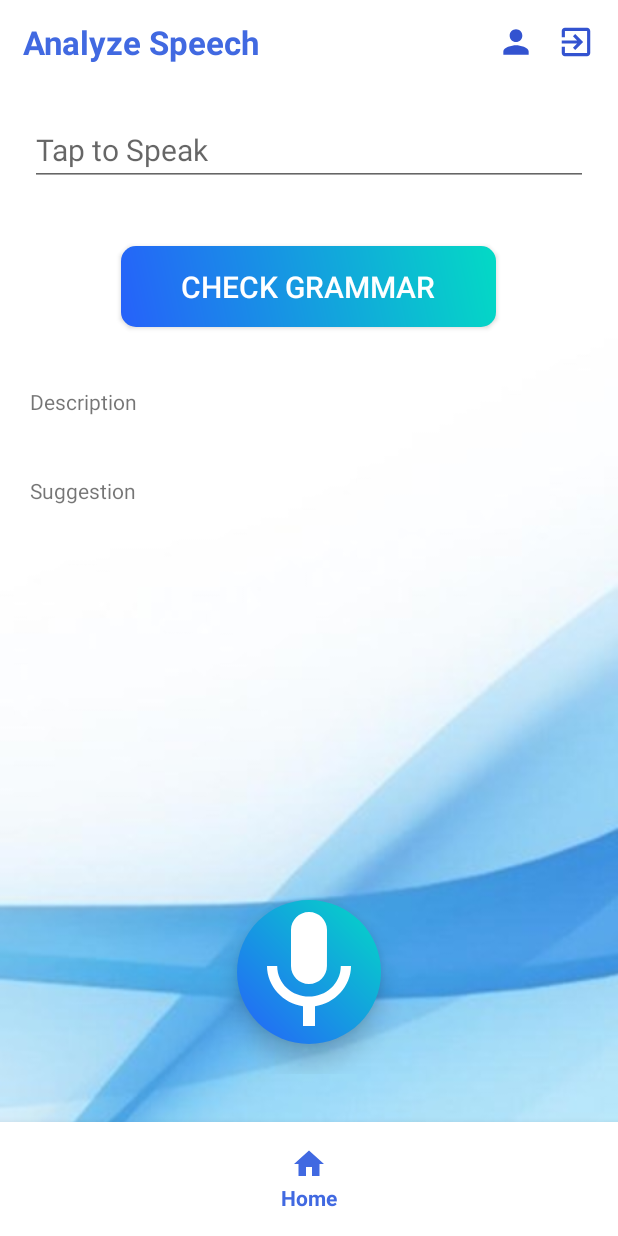
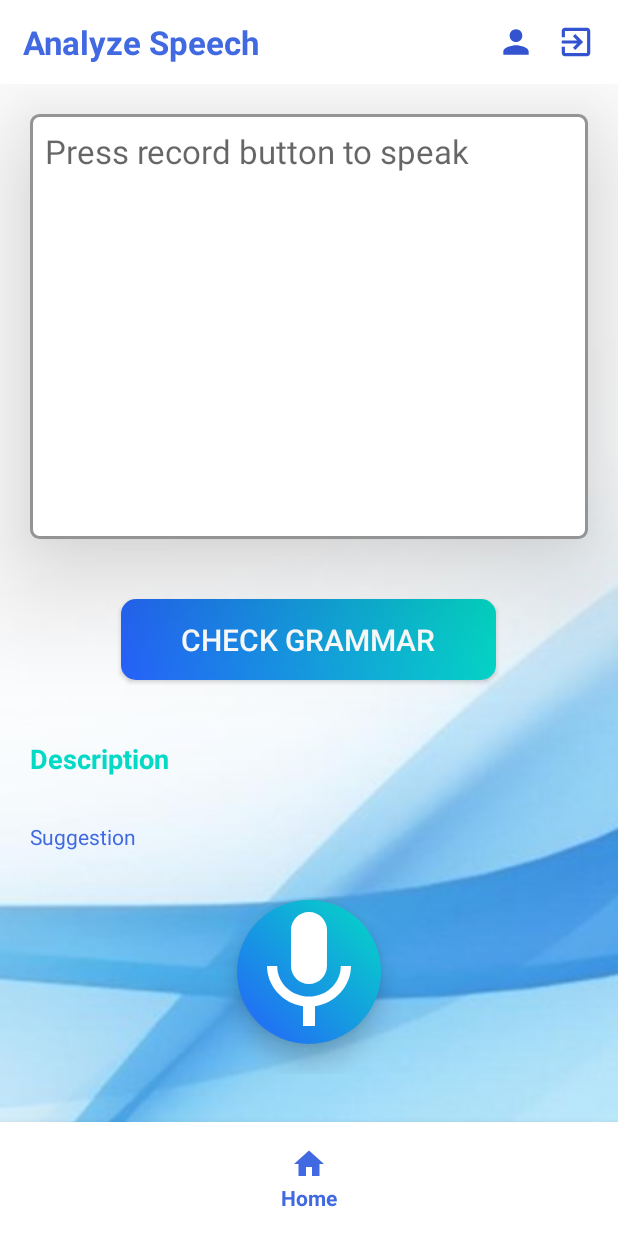
Before and after one commit to AyushBajgai/Final-Year-Project, an Android app: the screen it shows after launch (dashboard), after a tap on "Analyze Speech", on a phone screen of 412 x 824 dp. Run offline under Robolectric (Android 15) with nearby library versions, the phone set to English and light mode, and no system bars; our stand-ins replace Firebase (no records; nobody signed in at launch, a user with empty details on screens opened directly); libraries missing offline, so code that uses them is left out: com.itextpdf.text.

Commit message:
Working on UI

```diff
--- a/FinalYearProject/app/src/main/java/com/example/finalyearproject/fragment_profile.java
+++ b/FinalYearProject/app/src/main/java/com/example/finalyearproject/fragment_profile.java
@@ -69,8 +69,6 @@ public class fragment_profile extends Fragment {
                     email_txt.setText(email);
                     address_txt.setText(address);
                     phone_txt.setText(contactNo);
-
-
                 }
             }
 
--- /dev/null
+++ b/FinalYearProject/app/src/main/res/drawable/analyze_txt.xml
@@ -0,0 +1,15 @@
+<?xml version="1.0" encoding="utf-8"?>
+<selector xmlns:android="http://schemas.android.com/apk/res/android"
+    android:layout_height="wrap_content"
+    android:layout_width="wrap_content">
+    <item>
+        <shape android:shape="rectangle">
+            <solid android:color="#ffffff"/>
+            <corners android:radius="5dp" />
+            <stroke
+                android:width="2dp"
+                android:color="#949494"
+                />
+        </shape>
+    </item>
+</selector>
--- /dev/null
+++ b/FinalYearProject/app/src/main/res/drawable/ic_delete.xml
@@ -0,0 +1,5 @@
+<vector android:height="24dp" android:tint="#FF0000"
+    android:viewportHeight="24" android:viewportWidth="24"
+    android:width="24dp" xmlns:android="http://schemas.android.com/apk/res/android">
+    <path android:fillColor="@android:color/white" android:pathData="M6,19c0,1.1 0.9,2 2,2h8c1.1,0 2,-0.9 2,-2V7H6v12zM19,4h-3.5l-1,-1h-5l-1,1H5v2h14V4z"/>
+</vector>
--- a/FinalYearProject/app/src/main/res/layout/fragment_analyze_speech.xml
+++ b/FinalYearProject/app/src/main/res/layout/fragment_analyze_speech.xml
@@ -3,6 +3,7 @@
     xmlns:tools="http://schemas.android.com/tools"
     android:layout_width="match_parent"
     android:layout_height="match_parent"
+    xmlns:app="http://schemas.android.com/apk/res-auto"
     tools:context=".analyzeSpeechFragment">
 
     <RelativeLayout
@@ -17,12 +18,21 @@
             android:layout_alignParentTop="true"
             android:layout_centerInParent="true"
             android:layout_marginStart="20dp"
+            android:gravity="top|start"
+            android:background="@drawable/analyze_txt"
+            android:lines="10"
+            android:maxLines="10"
+            android:scrollbars="vertical"
+            android:inputType="textMultiLine"
+            android:elevation="50dp"
             android:layout_marginTop="20dp"
             android:layout_marginEnd="20dp"
+            app:boxBackgroundMode="outline"
             android:layout_marginBottom="20dp"
-            android:hint="Tap to Speak"
+            android:hint="@string/speak"
+            android:padding="10dp"
             android:textColor="@color/black"
-            android:textSize="20sp" />
+            android:textAppearance="@style/TextAppearance.AppCompat.Large" />
 
         <Button
             android:id="@+id/grammar_check"
@@ -44,16 +54,26 @@
             android:layout_width="wrap_content"
             android:layout_height="wrap_content"
             android:layout_below="@+id/grammar_check"
-            android:layout_margin="20dp"
-            android:text="Description"/>
+            android:layout_marginStart="20dp"
+            android:layout_marginTop="20dp"
+            android:layout_marginEnd="20dp"
+            android:layout_marginBottom="20dp"
+            android:text="@string/description"
+            android:textSize="18sp"
+            android:textStyle="bold"
+            android:textColor="@color/teal_200" />
 
         <TextView
             android:id="@+id/grammar_suggestion"
             android:layout_width="wrap_content"
             android:layout_height="wrap_content"
             android:layout_below="@+id/grammar_description"
-            android:layout_margin="20dp"
-            android:text="Suggestion"/>
+            android:layout_marginStart="20dp"
+            android:layout_marginTop="10dp"
+            android:layout_marginEnd="20dp"
+            android:textColor="@color/royalBlue"
+            android:layout_marginBottom="20dp"
+            android:text="@string/suggestion" />
 
         <ImageButton
             android:id="@+id/recorder"
--- a/FinalYearProject/app/src/main/res/values/strings.xml
+++ b/FinalYearProject/app/src/main/res/values/strings.xml
@@ -51,6 +51,9 @@
     <string name="exit">Exit</string>
     <!-- TODO: Remove or change this placeholder text -->
     <string name="hello_blank_fragment">Hello blank fragment</string>
+    <string name="speak">Press record button to speak</string>
+    <string name="description">Description</string>
+    <string name="suggestion">Suggestion</string>
 
     <!-- Api Key -->
     <string name="api_key">aac4fb9367c34dbf97bf94cbb16963b9</string>
```
Also changed, not shown: FinalYearProject/app/src/main/java/com/example/finalyearproject/Models/ReportAdapter.java (+24 -0 lines), FinalYearProject/app/src/main/res/layout/report_row.xml (+10 -3 lines), 1 other file.
